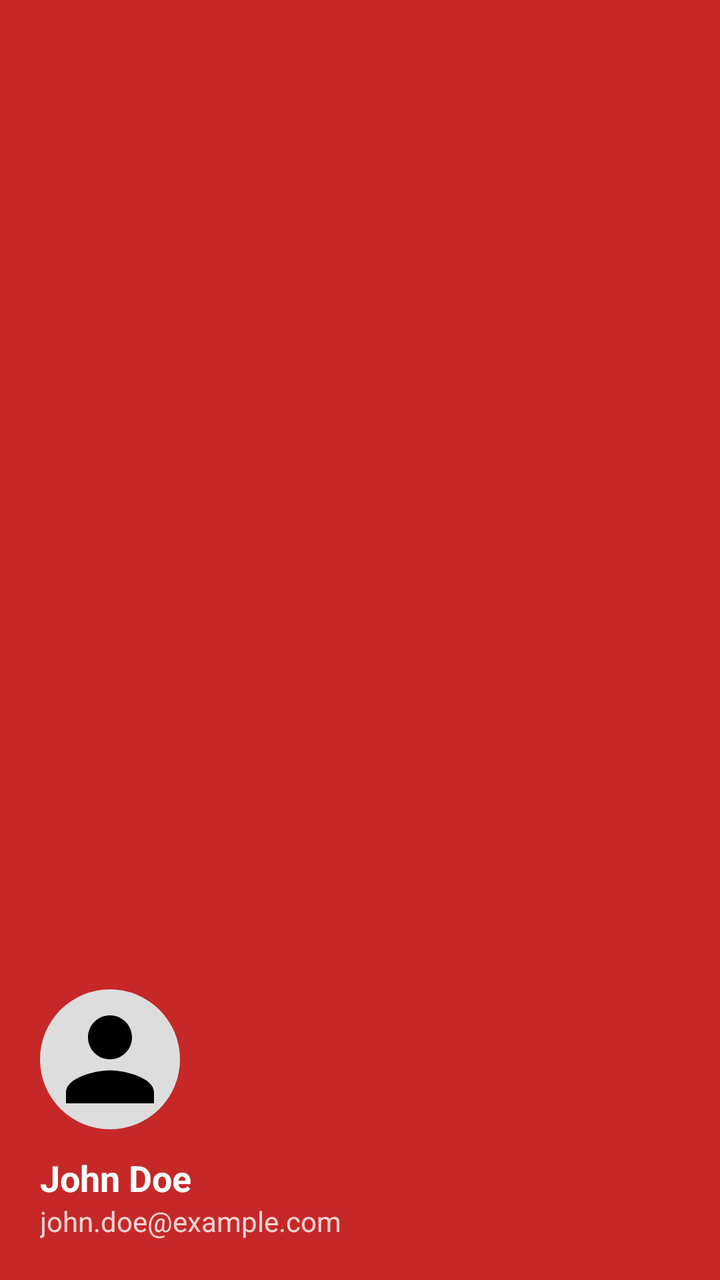
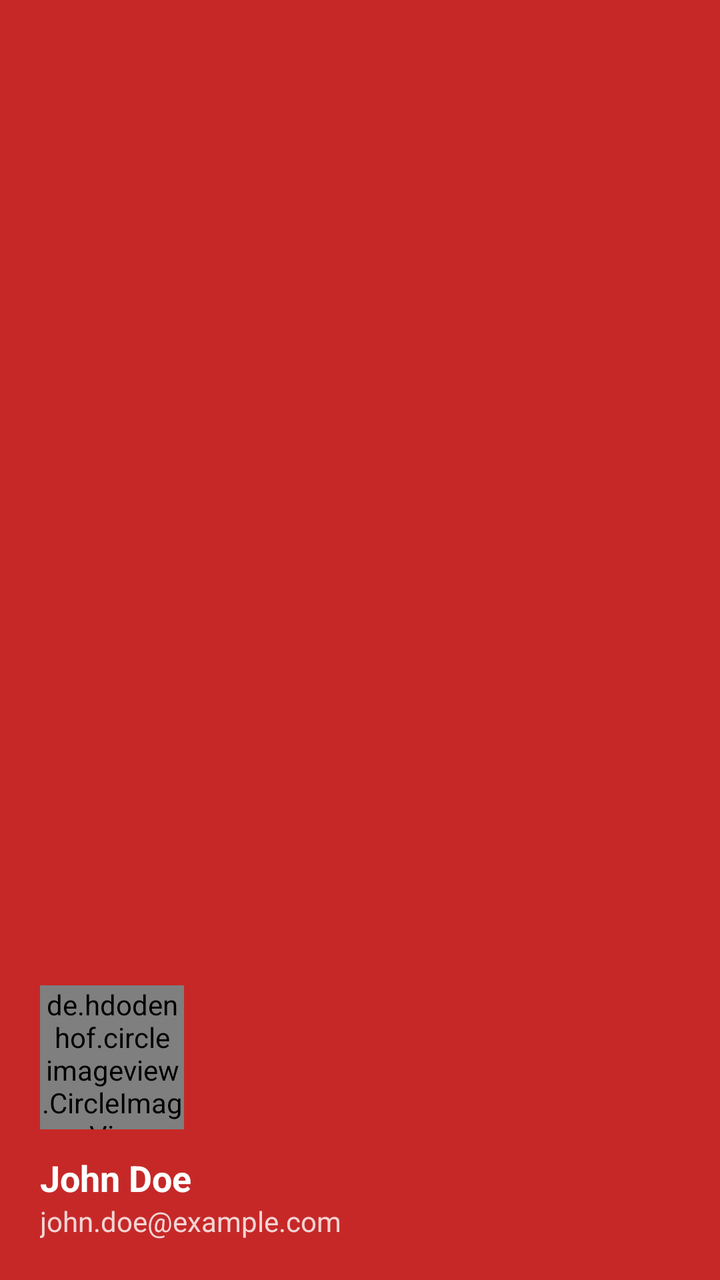

Before-and-after screenshots of an Android layout around one commit, followed by the original layout XML and the change that was made.
<!-- AndroidManifest.xml: application theme Theme.DonateBlood -->
<!-- res/layout/nav_header.xml -->
<?xml version="1.0" encoding="utf-8"?>
<LinearLayout xmlns:android="http://schemas.android.com/apk/res/android"
    xmlns:app="http://schemas.android.com/apk/res-auto"
    android:layout_width="match_parent"
    android:layout_height="200dp"
    android:orientation="vertical"
    android:padding="20dp"
    android:background="@color/primary_red_dark"
    android:gravity="bottom">

    <ImageView
        android:layout_width="70dp"
        android:layout_height="70dp"
        android:src="@drawable/ic_user_placeholder"
        android:background="@drawable/bg_circle"
        android:padding="2dp"
        android:layout_marginBottom="12dp" />

    <TextView
        android:id="@+id/tvUserName"
        android:layout_width="wrap_content"
        android:layout_height="wrap_content"
        android:text="John Doe"
        android:textSize="18sp"
        android:textStyle="bold"
        android:textColor="@color/white" />

    <TextView
        android:id="@+id/tvUserEmail"
        android:layout_width="wrap_content"
        android:layout_height="wrap_content"
        android:alpha="0.8"
        android:text="john.doe@example.com"
        android:textColor="@color/white"
        android:textSize="14sp" />

</LinearLayout>
<!-- resources referenced by this layout -->
<resources>
  <color name="primary_red_dark">#C62828</color>
  <color name="white">#FFFFFF</color>
  <!-- drawable bg_circle (drawable) -->
  <shape xmlns:android="http://schemas.android.com/apk/res/android"
      android:shape="oval">
      <solid android:color="#DDDDDD"/>
  </shape>
  <!-- drawable ic_user_placeholder (drawable) -->
  <vector xmlns:android="http://schemas.android.com/apk/res/android"
      android:width="24dp"
      android:height="24dp"
      android:viewportWidth="24"
      android:viewportHeight="24">
      <path
          android:fillColor="#FF000000"
          android:pathData="M12,12c2.21,0 4,-1.79 4,-4s-1.79,-4 -4,-4 -4,1.79 -4,4 1.79,4 4,4zM12,14c-2.67,0 -8,1.34 -8,4v2h16v-2c0,-2.66 -5.33,-4 -8,-4z"/>
  </vector>
  <style name="Theme.DonateBlood" parent="Theme.Material3.DayNight.NoActionBar">
          
          <item name="colorPrimary">@color/primary_red</item>
          <item name="colorPrimaryVariant">@color/primary_red_dark</item>
          <item name="colorOnPrimary">@color/white</item>
          <item name="colorSecondary">@color/primary_red</item>
          <item name="colorSecondaryVariant">@color/primary_red_dark</item>
          <item name="colorOnSecondary">@color/white</item>
          <item name="colorAccent">@color/primary_red</item>
  
          
          <item name="android:statusBarColor">@color/primary_red_dark</item>
  
          
          <item name="android:colorBackground">@color/background_light</item>
  
          
          <item name="materialCalendarTheme">@style/ThemeOverlay.BloodLink.MaterialCalendar</item>
          <item name="materialTimePickerTheme">@style/ThemeOverlay.BloodLink.MaterialTimePicker</item>
  
          
          <item name="toolbarStyle">@style/Widget.DonateBlood.Toolbar</item>
  
          
          <item name="android:textColor">@color/text_primary</item>
          <item name="android:textColorHint">@color/text_hint</item>
          <item name="colorOnSurface">@color/text_primary</item>
      </style>
  <color name="primary_red">#E53935</color>
  <color name="background_light">#F5F5F5</color>
  <style name="ThemeOverlay.BloodLink.MaterialCalendar" parent="ThemeOverlay.MaterialComponents.MaterialCalendar">
          <item name="colorPrimary">@color/primary_red_dark</item>
          <item name="colorOnPrimary">@color/white</item>
          <item name="colorSecondary">@color/primary_red</item>
          <item name="colorOnSecondary">@color/white</item>
          <item name="colorSurface">@color/surface_white</item>
          <item name="colorOnSurface">@color/text_primary</item>
      </style>
  <style name="ThemeOverlay.BloodLink.MaterialTimePicker" parent="ThemeOverlay.MaterialComponents.TimePicker">
          <item name="colorPrimary">@color/primary_red_dark</item>
          <item name="colorOnPrimary">@color/white</item>
          <item name="colorSecondary">@color/primary_red</item>
          <item name="colorOnSecondary">@color/white</item>
          <item name="colorSurface">@color/surface_white</item>
          <item name="colorOnSurface">@color/text_primary</item>
      </style>
  <style name="Widget.DonateBlood.Toolbar" parent="Widget.Material3.Toolbar">
          <item name="android:background">@color/primary_red</item>
          <item name="titleTextColor">@color/white</item>
          <item name="subtitleTextColor">@color/white</item>
      </style>
  <color name="text_primary">#212121</color>
  <color name="text_hint">#9E9E9E</color>
  <color name="surface_white">#FFFFFF</color>
</resources>

<!-- the commit's change to res/layout/nav_header.xml (unified diff, before → after) -->
@@ -8,12 +8,13 @@
     android:background="@color/primary_red_dark"
     android:gravity="bottom">
 
-    <ImageView
-        android:layout_width="70dp"
-        android:layout_height="70dp"
+    <de.hdodenhof.circleimageview.CircleImageView
+        android:id="@+id/ivNavUserAvatar"
+        android:layout_width="72dp"
+        android:layout_height="72dp"
         android:src="@drawable/ic_user_placeholder"
-        android:background="@drawable/bg_circle"
-        android:padding="2dp"
+        app:civ_border_color="@color/white"
+        app:civ_border_width="2dp"
         android:layout_marginBottom="12dp" />
 
     <TextView
<!-- resource entries referenced after the edit -->
@@ -2,11 +2,6 @@
 <resources>
   <color name="primary_red_dark">#C62828</color>
   <color name="white">#FFFFFF</color>
-  <!-- drawable bg_circle (drawable) -->
-  <shape xmlns:android="http://schemas.android.com/apk/res/android"
-      android:shape="oval">
-      <solid android:color="#DDDDDD"/>
-  </shape>
   <!-- drawable ic_user_placeholder (drawable) -->
   <vector xmlns:android="http://schemas.android.com/apk/res/android"
       android:width="24dp"
